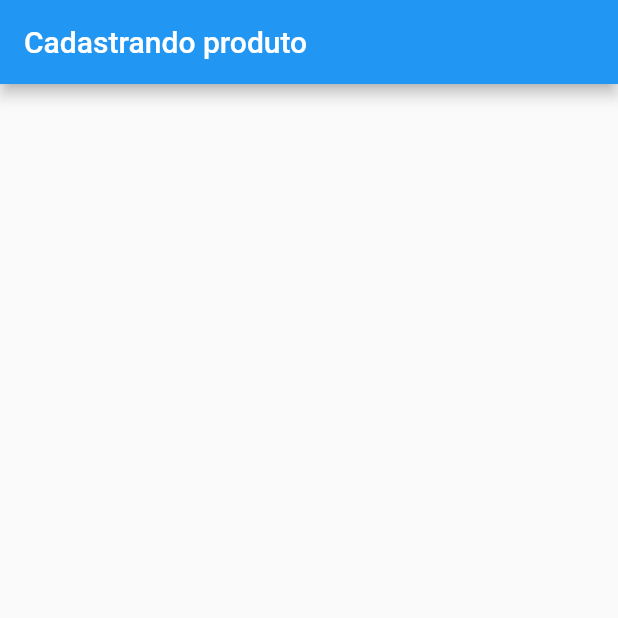
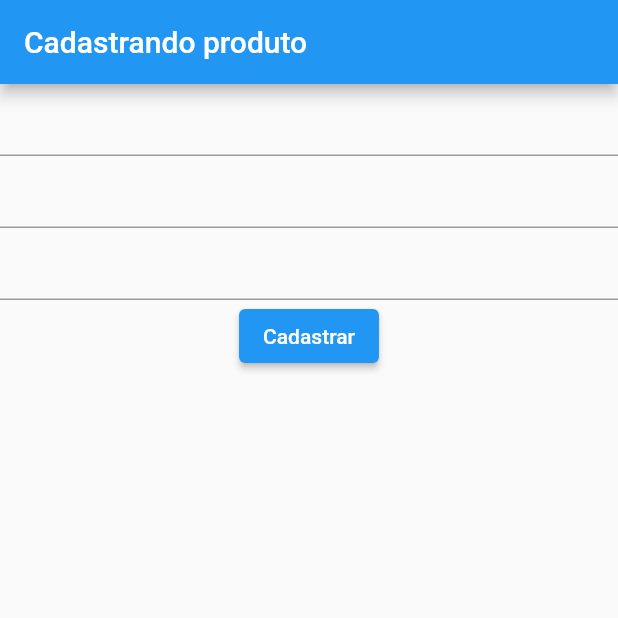
Before and after one commit to CaioLuppo/ProdStorage, a Flutter app: the screen it shows after launch, on a phone screen of 412 x 824 dp, the top half of it. Run offline on Flutter 3.47's test engine with Material 2 defaults, Android fonts, the phone set to English and light mode, and no system bars.

Commit message:
Adicionando campos e botão

```diff
--- a/lib/main.dart
+++ b/lib/main.dart
@@ -8,9 +8,23 @@ class Formulario extends StatelessWidget {
   Widget build(BuildContext context) {
     return MaterialApp(
       home: Scaffold(
+
         appBar: AppBar(
           title: const Text("Cadastrando produto"),
         ),
+
+        body: Column(
+          children: <Widget>[
+            const TextField(),
+            const TextField(),
+            const TextField(),
+            ElevatedButton(
+                onPressed: () {},
+                child: const Text("Cadastrar"),
+            ),
+          ]
+        ),
+
       ),
     );
   }
```
